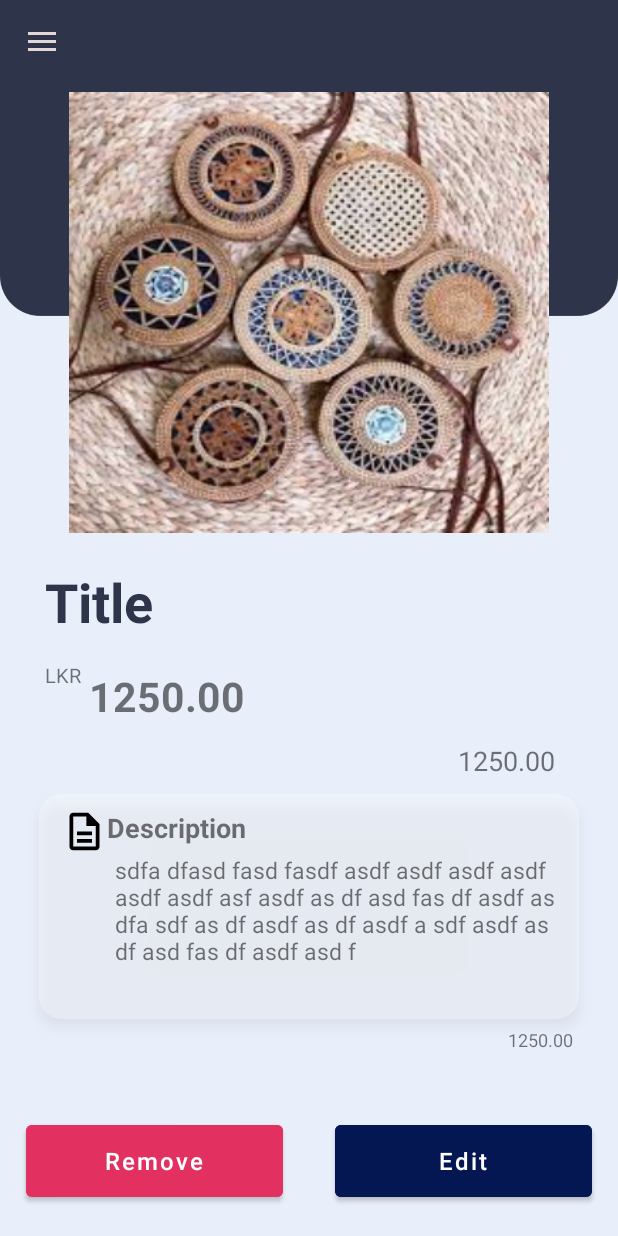
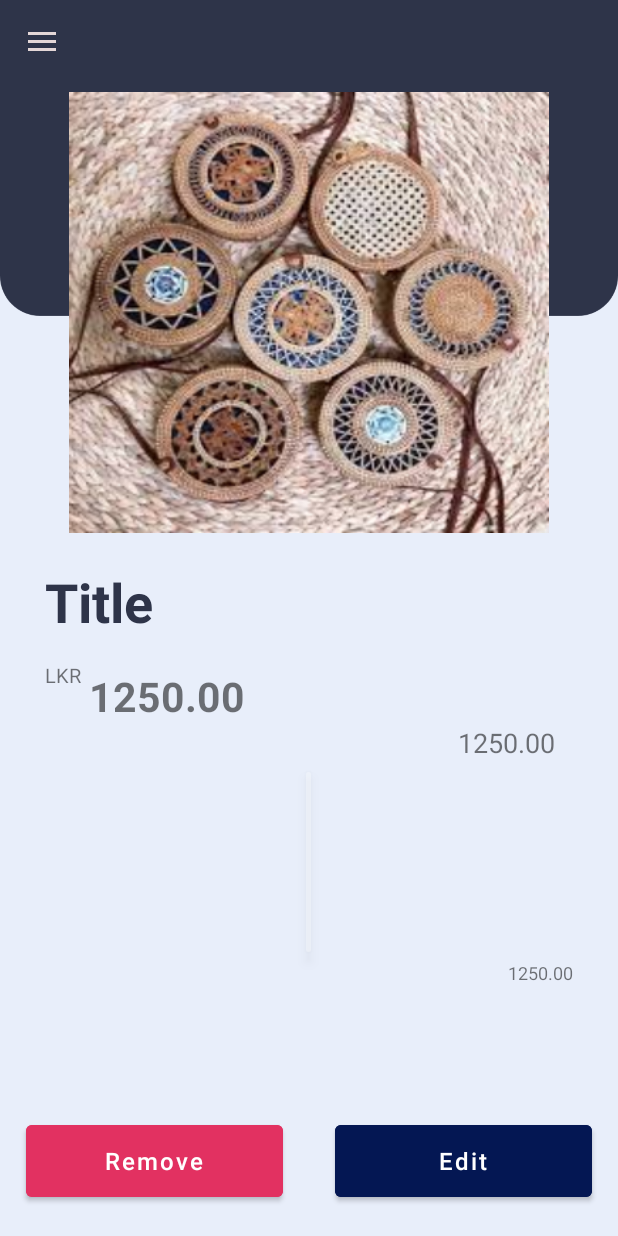
Before and after one commit to pLe98/SESATHA-Android, an Android app: the MyItemDetailsActivity screen opened directly, with no data from a screen before it, on a phone screen of 412 x 824 dp. Run offline under Robolectric (Android 15) with nearby library versions, the phone set to English and light mode, and no system bars; our stand-ins replace Firebase (no records; nobody signed in at launch, a user with empty details on screens opened directly); pictures from the network do not load; 6 statements that could not run were skipped.

Commit message:
Item details xml modify

```diff
--- a/app/src/main/res/layout/activity_my_item_details.xml
+++ b/app/src/main/res/layout/activity_my_item_details.xml
@@ -99,7 +99,7 @@
                     android:layout_below="@id/itd_price"
                     android:layout_marginHorizontal="42dp"
                     android:textAlignment="textEnd"
-                    android:layout_marginTop="12dp"
+                    android:layout_marginTop="0dp"
                     android:layout_alignParentRight="true"
                     android:text="1250.00"
                     android:textSize="18sp"
@@ -107,12 +107,12 @@
                 <LinearLayout
                     android:id="@+id/item_description"
                     android:layout_centerHorizontal="true"
-                    android:layout_width="360dp"
-                    android:layout_height="150dp"
+                    android:layout_width="3dp"
+                    android:layout_height="120dp"
                     android:layout_below="@+id/itd_category"
                     android:elevation="5dp"
                     android:orientation="vertical"
-                    android:layout_marginTop="10dp"
+                    android:layout_marginTop="7dp"
                     android:background="@drawable/transwhite_roundedcorner"
                     >
                     <RelativeLayout
```
Also changed, not shown: app/src/main/res/layout/card_my_item.xml (+5 -2 lines).
